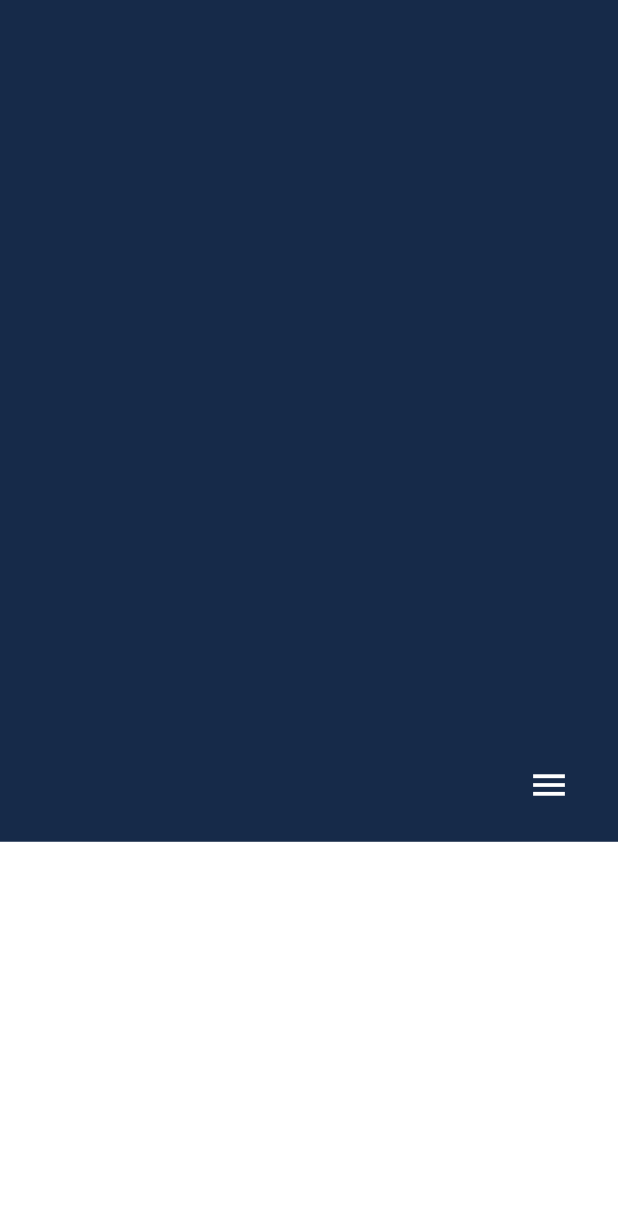
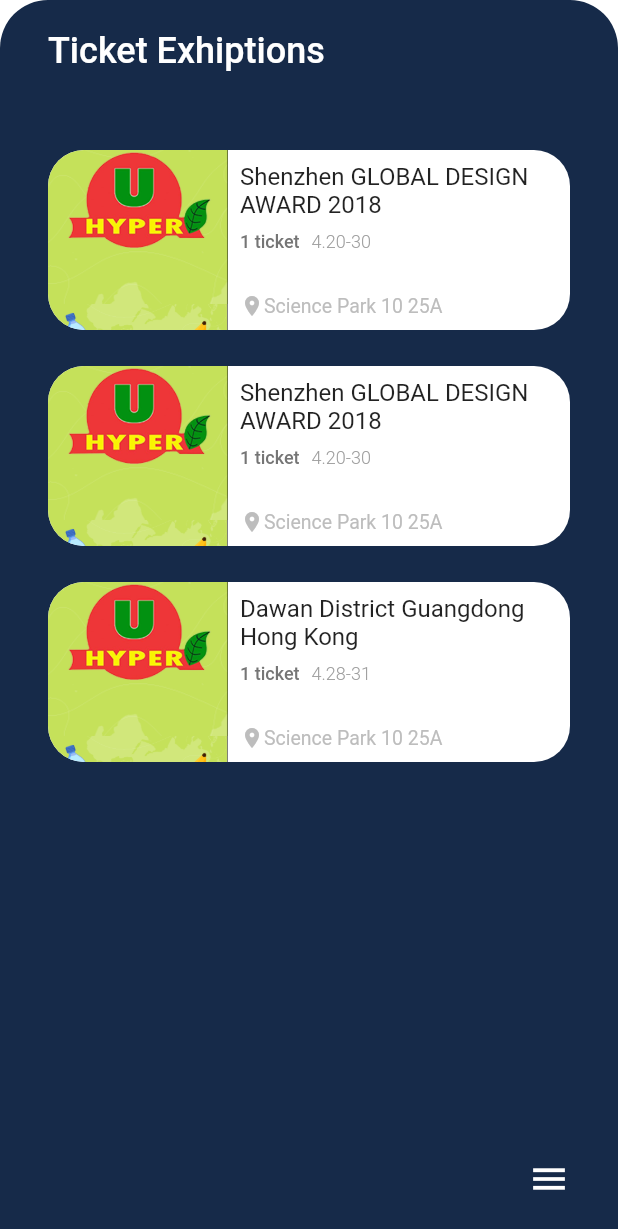
Before and after one commit to ShaimaaIbrahim/GalleryTickets_UI-Challenge, a Flutter app: the screen it shows after launch, after a tap on "Ticket Exhiptions", on a phone screen of 412 x 824 dp. Shown: the top 1229 px of the screen. Run offline on Flutter 3.47's test engine with Material 2 defaults, Android fonts, the phone set to English and light mode, and no system bars.

Commit message:
first ui challenge

```diff
--- a/lib/home_screen.dart
+++ b/lib/home_screen.dart
@@ -11,8 +11,7 @@ class HomeScreen extends StatelessWidget {
   Widget build(BuildContext context) {
     return Scaffold(
       backgroundColor: Colors.white,
-      body: SingleChildScrollView(
-        child: Stack(
+      body: Stack(
         children: [
           SafeArea(
             child: Column(
@@ -33,7 +32,6 @@ class HomeScreen extends StatelessWidget {
           TicketsBottomSheet()
         ],
       ),
-      ),
     );
   }
 }
@@ -47,7 +45,7 @@ class Header extends StatelessWidget {
       margin: EdgeInsets.only(right: 30, left: 30, top: 20),
       child: Text(
         'Shaimaa Salama',
-        style: TextStyle(fontSize: 20),
+        style: TextStyle(fontSize: 25, fontStyle: FontStyle.normal),
       ),
     );
   }
--- a/lib/tickets_bottom_sheet.dart
+++ b/lib/tickets_bottom_sheet.dart
@@ -5,6 +5,12 @@ import 'dart:math' as math;
 import 'package:gallery_tickets/event_class.dart';
 
 const double minHeight = 120;
+const double iconStartSize = 44;
+const double iconEndSize = 120;
+const double iconStartMarginTop = 36;
+const double iconEndMarginTop = 80;
+const double iconsVerticalSpacing = 24;
+const double iconsHorizontalSpacing = 16;
 
 class TicketsBottomSheet extends StatefulWidget {
   const TicketsBottomSheet({Key? key}) : super(key: key);
@@ -23,6 +29,22 @@ class _TicketsBottomSheetState extends State<TicketsBottomSheet>
   double? get headerTopMargin =>
       lerp(20, 20 + MediaQuery.of(context).padding.top);
 
+  double? get iconSize => lerp(iconStartSize, iconEndSize);
+
+  double? get itemBorderRadius => lerp(8, 24);
+
+  double? get iconLeftBorderRadius => itemBorderRadius;
+
+  double? get iconRightBorderRadius => lerp(8, 0);
+
+  double? iconTopMargin(int index) =>
+      lerp(iconStartMarginTop,
+          iconEndMarginTop + index * (iconsVerticalSpacing + iconEndSize))! +
+      headerTopMargin!;
+
+  double? iconLeftMargin(int index) =>
+      lerp(index * (iconsHorizontalSpacing + iconStartSize), 0);
+
   @override
   void initState() {
     super.initState();
@@ -35,6 +57,7 @@ class _TicketsBottomSheetState extends State<TicketsBottomSheet>
   @override
   Widget build(BuildContext context) {
     maxHeight = MediaQuery.of(context).size.height;
+
     return AnimatedBuilder(
         animation: _controller!,
         builder: (context, child) {
@@ -60,11 +83,16 @@ class _TicketsBottomSheetState extends State<TicketsBottomSheet>
                         TextHeader(
                             topMargin: headerTopMargin!,
                             fontSize: headerFontSize!),
+                        for (Event event in events) _buildFullItem(event),
+                        for (Event event in events) _buildIcon(event),
                       ],
                     ),
                   )));
         });
   }
+
+  double? lerp(double min, double max) =>
+      lerpDouble(min, max, _controller!.value);
 
   void _toggle() {
     var isOpen = _controller!.status == AnimationStatus.completed;
@@ -91,8 +119,121 @@ class _TicketsBottomSheetState extends State<TicketsBottomSheet>
     }
   }
 
-  double? lerp(double min, double max) =>
-      lerpDouble(min, max, _controller!.value);
+  Widget _buildIcon(Event event) {
+    int index = events.indexOf(event);
+    return Positioned(
+      height: iconSize!,
+      width: iconSize!,
+      top: iconTopMargin(index),
+      left: iconLeftMargin(index),
+      child: ClipRRect(
+        borderRadius: BorderRadius.horizontal(
+          left: Radius.circular(iconLeftBorderRadius!),
+          right: Radius.circular(iconRightBorderRadius!),
+        ),
+        child: Image.asset(
+          'assets/${event.assetName}',
+          fit: BoxFit.cover,
+        ),
+      ),
+    );
+  }
+
+  Widget _buildFullItem(Event event) {
+    int index = events.indexOf(event);
+    return ExpandedEventItem(
+      topMargin: iconTopMargin(index)!,
+      leftMargin: iconLeftMargin(index)!,
+      height: iconSize!,
+      isVisible: _controller!.status == AnimationStatus.completed,
+      borderRadius: itemBorderRadius!,
+      title: event.title,
+      date: event.date,
+    );
+  }
+}
+
+class ExpandedEventItem extends StatelessWidget {
+  final double topMargin;
+  final double leftMargin;
+  final double height;
+  final bool isVisible;
+  final double borderRadius;
+  final String title;
+  final String date;
+
+  const ExpandedEventItem(
+      {Key? key,
+      required this.topMargin,
+      required this.height,
+      required this.isVisible,
+      required this.borderRadius,
+      required this.title,
+      required this.date,
+      required this.leftMargin})
+      : super(key: key);
+
+  @override
+  Widget build(BuildContext context) {
+    return Positioned(
+      top: topMargin,
+      left: leftMargin,
+      right: 0,
+      height: height,
+      child: AnimatedOpacity(
+        opacity: isVisible ? 1 : 0,
+        duration: Duration(milliseconds: 200),
+        child: Container(
+          decoration: BoxDecoration(
+            borderRadius: BorderRadius.circular(borderRadius),
+            color: Colors.white,
+          ),
+          padding: EdgeInsets.only(left: height).add(EdgeInsets.all(8)),
+          child: _buildContent(),
+        ),
+      ),
+    );
+  }
+
+  Widget _buildContent() {
+    return Column(
+      children: <Widget>[
+        Text(title, style: TextStyle(fontSize: 16)),
+        SizedBox(height: 8),
+        Row(
+          children: <Widget>[
+            Text(
+              '1 ticket',
+              style: TextStyle(
+                fontWeight: FontWeight.w500,
+                fontSize: 12,
+                color: Colors.grey.shade600,
+              ),
+            ),
+            SizedBox(width: 8),
+            Text(
+              date,
+              style: TextStyle(
+                fontWeight: FontWeight.w300,
+                fontSize: 12,
+                color: Colors.grey,
+              ),
+            ),
+          ],
+        ),
+        Spacer(),
+        Row(
+          children: <Widget>[
+            Icon(Icons.place, color: Colors.grey.shade400, size: 16),
+            Text(
+              'Science Park 10 25A',
+              style: TextStyle(color: Colors.grey.shade400, fontSize: 13),
+            )
+          ],
+        )
+      ],
+    );
+  }
 }
 
 class MenuButton extends StatelessWidget {
@@ -132,12 +273,8 @@ class TextHeader extends StatelessWidget {
   }
 }
 
-/*Widget _buildIcon(Event event) {
-  return Positioned();
-}*/
-
 final List<Event> events = [
-  Event('steve-johnson.jpeg', 'Shenzhen GLOBAL DESIGN AWARD 2018', '4.20-30'),
-  Event('efe-kurnaz.jpg', 'Shenzhen GLOBAL DESIGN AWARD 2018', '4.20-30'),
-  Event('rodion-kutsaev.jpeg', 'Dawan District Guangdong Hong Kong', '4.28-31'),
+  Event('hyper.png', 'Shenzhen GLOBAL DESIGN AWARD 2018', '4.20-30'),
+  Event('hyper.png', 'Shenzhen GLOBAL DESIGN AWARD 2018', '4.20-30'),
+  Event('hyper.png', 'Dawan District Guangdong Hong Kong', '4.28-31'),
 ];
```
Lines whose indentation alone changed are shown as unchanged.
